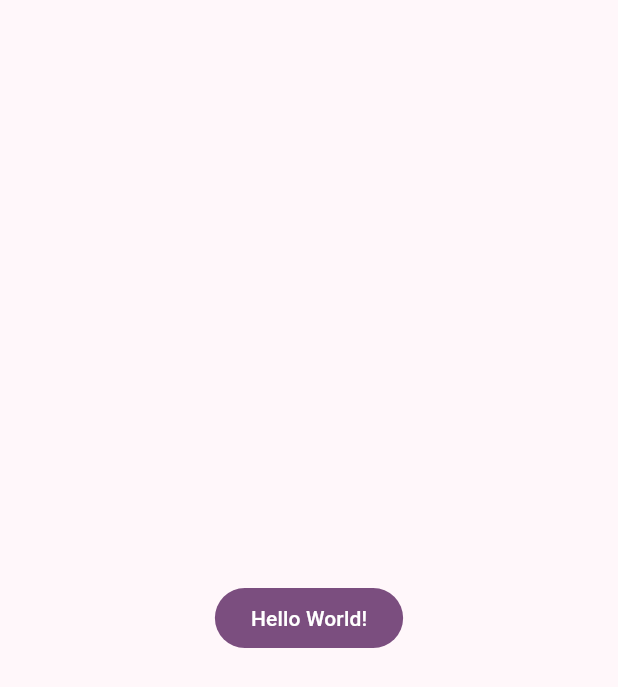
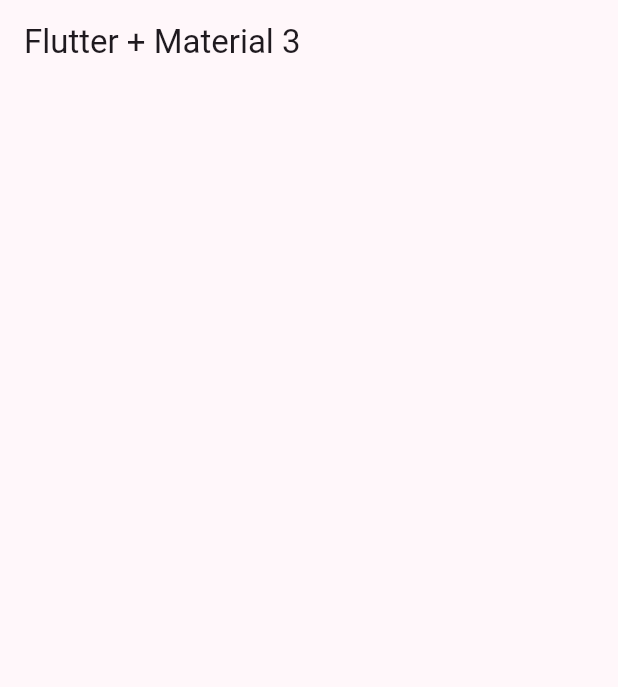
Before and after one commit to abrahamhs/widgets_app, a Flutter app: the screen it shows after launch, on a phone screen of 412 x 824 dp. Shown: the top 687 px of the screen. Run offline on Flutter 3.47's test engine with Material 3 defaults, Android fonts, the phone set to English and light mode, and no system bars.

Commit message:
Add HomeScreen and menu items; update MainApp to use HomeScreen

```diff
--- a/lib/main.dart
+++ b/lib/main.dart
@@ -1,6 +1,7 @@
 import 'package:flutter/material.dart';
 
 import 'config/theme/app_theme.dart';
+import 'presentation/screen/home/home_screen.dart';
 
 void main() {
   runApp(const MainApp());
@@ -14,13 +15,8 @@ class MainApp extends StatelessWidget {
     return  MaterialApp(
       debugShowCheckedModeBanner: false,
       theme: AppTheme(selectedColorIndex: 5).getTheme(),
-      home:  Scaffold(
-        body: Center(
-          child: FilledButton(
-            onPressed: (){},
-             child: Text('Hello World!')),
-        ),
-      ),
+      home: const HomeScreen(),
+
     );
   }
 }
--- /dev/null
+++ b/lib/presentation/screen/home/home_screen.dart
@@ -0,0 +1,14 @@
+import 'package:flutter/material.dart';
+
+class HomeScreen extends StatelessWidget {
+  const HomeScreen({super.key});
+
+  @override
+  Widget build(BuildContext context) {
+    return Scaffold(
+      appBar: AppBar(
+        title: const Text('Flutter + Material 3'),
+      ),
+    );
+  }
+}
```
Also changed, not shown: lib/config/menu/menu_items.dart (added, +35 -0 lines).
